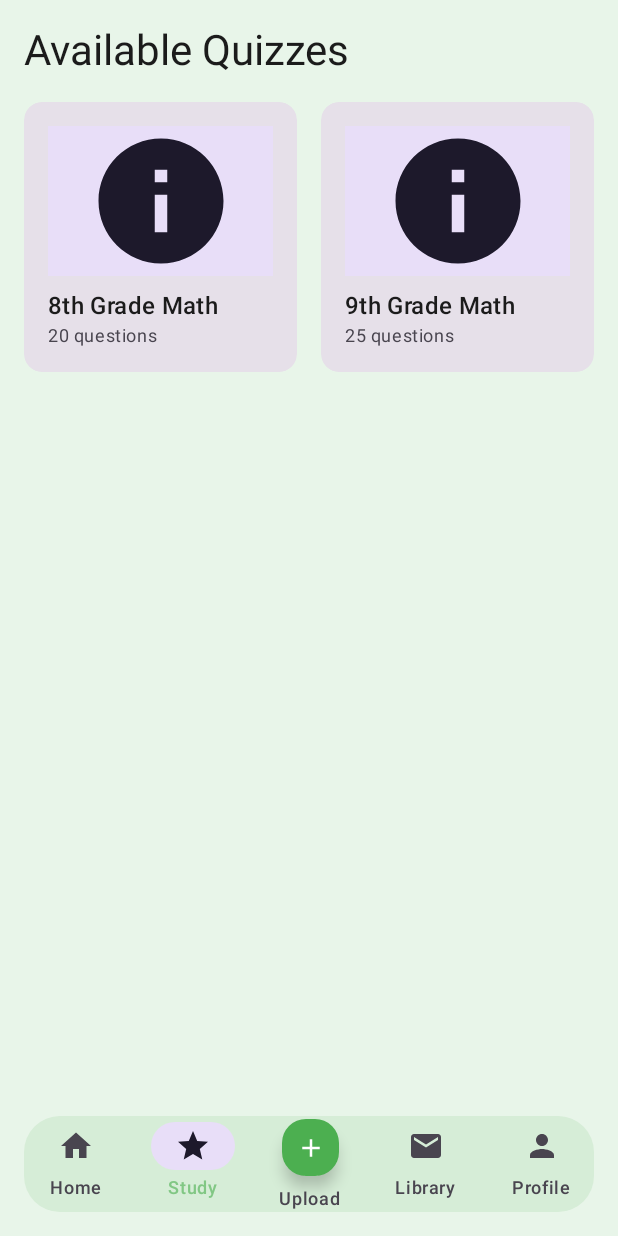
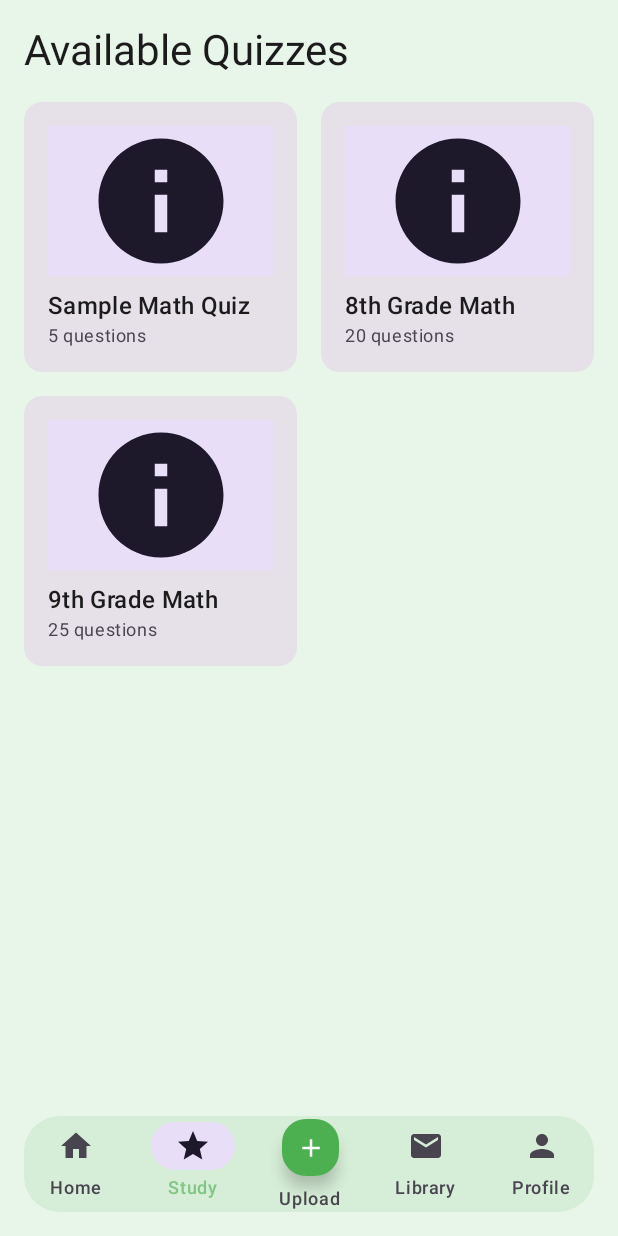
Before and after one commit to Funzy21/trilliontests, an Android app built with Jetpack Compose: the StudyScreen screen opened through its navigation route, on a phone screen of 412 x 824 dp. Run offline under Robolectric (Android 15) with nearby library versions, the phone set to English and light mode, and no system bars.

Commit message:
added skeleton for quiz feature

```diff
--- a/app/src/main/java/com/example/educationapp/model/Quiz.kt
+++ b/app/src/main/java/com/example/educationapp/model/Quiz.kt
@@ -8,5 +8,6 @@ data class Quiz(
     val questionCount: Int,
     val imageUrl: String? = null,
     val concepts: List<String>,
-    val description: String
+    val description: String,
+    val questions: List<QuizQuestion> = emptyList()
 )
--- /dev/null
+++ b/app/src/main/java/com/example/educationapp/model/QuizQuestion.kt
@@ -0,0 +1,14 @@
+package com.example.educationapp.model
+
+data class QuizQuestion(
+    val id: String,
+    val question: String,
+    val options: List<String>,
+    val correctAnswer: String
+)
+
+data class QuizResult(
+    val totalQuestions: Int,
+    val correctAnswers: Int,
+    val questionsHistory: List<Boolean> = emptyList() // true for correct, false for incorrect
+)
--- a/app/src/main/java/com/example/educationapp/ui/StudyScreen.kt
+++ b/app/src/main/java/com/example/educationapp/ui/StudyScreen.kt
@@ -37,6 +37,7 @@ import androidx.compose.ui.unit.dp
 import androidx.compose.ui.window.Dialog
 import androidx.compose.ui.window.DialogProperties
 import com.example.educationapp.model.Quiz
+import com.example.educationapp.model.QuizQuestion
 
 @OptIn(ExperimentalMaterial3Api::class)
 @Composable
@@ -46,18 +47,78 @@ fun StudyScreen(
     // Placeholder quizzes
     val quizzes = listOf(
         Quiz(
+            id = "sample",
+            title = "Sample Math Quiz",
+            subject = "Mathematics",
+            grade = "General",
+            questionCount = 5,
+            concepts = listOf(
+                "Basic Arithmetic",
+                "Simple Mathematics",
+                "Number Sense"
+            ),
+            description = "A simple quiz to get familiar with the quiz interface. Test your basic math skills!",
+            questions = listOf(
+                QuizQuestion(
+                    id = "1",
+                    question = "What is 2 + 2?",
+                    options = listOf("3", "4", "5", "6"),
+                    correctAnswer = "4"
+                ),
+                QuizQuestion(
+                    id = "2",
+                    question = "What is 5 × 5?",
+                    options = listOf("20", "25", "30", "35"),
+                    correctAnswer = "25"
+                ),
+                QuizQuestion(
+                    id = "3",
+                    question = "What is 10 ÷ 2?",
+                    options = listOf("3", "4", "5", "6"),
+                    correctAnswer = "5"
+                ),
+                QuizQuestion(
+                    id = "4",
+                    question = "What is 15 - 7?",
+                    options = listOf("6", "7", "8", "9"),
+                    correctAnswer = "8"
+                ),
+                QuizQuestion(
+                    id = "5",
+                    question = "What is 3 × 4?",
+                    options = listOf("10", "11", "12", "13"),
+                    correctAnswer = "12"
+                )
+            )
+        ),
+        Quiz(
             id = "1",
             title = "8th Grade Math",
             subject = "Mathematics",
             grade = "8th",
             questionCount = 20,
-                concepts = listOf(
+            concepts = listOf(
                 "Linear Equations",
                 "Pythagorean Theorem",
                 "Data Analysis",
                 "Basic Geometry"
             ),
-            description = "Test your understanding of key 8th grade math concepts including linear equations, geometry, and data analysis."
+            description = "Test your understanding of key 8th grade math concepts including linear equations, geometry, and data analysis.",
+            questions = listOf(
+                QuizQuestion(
+                    id = "1",
+                    question = "What is 2 + 2?",
+                    options = listOf("3", "4", "5", "6"),
+                    correctAnswer = "4"
+                ),
+                QuizQuestion(
+                    id = "2",
+                    question = "What is 5 × 5?",
+                    options = listOf("20", "25", "30", "35"),
+                    correctAnswer = "25"
+                )
+                // Add more questions as needed
+            )
         ),
         Quiz(
             id = "2",
```
Also changed, not shown: app/src/main/java/com/example/educationapp/MainActivity.kt (+60 -2 lines), app/src/main/java/com/example/educationapp/ui/quiz/QuizScreen.kt (added, +241 -0 lines).
